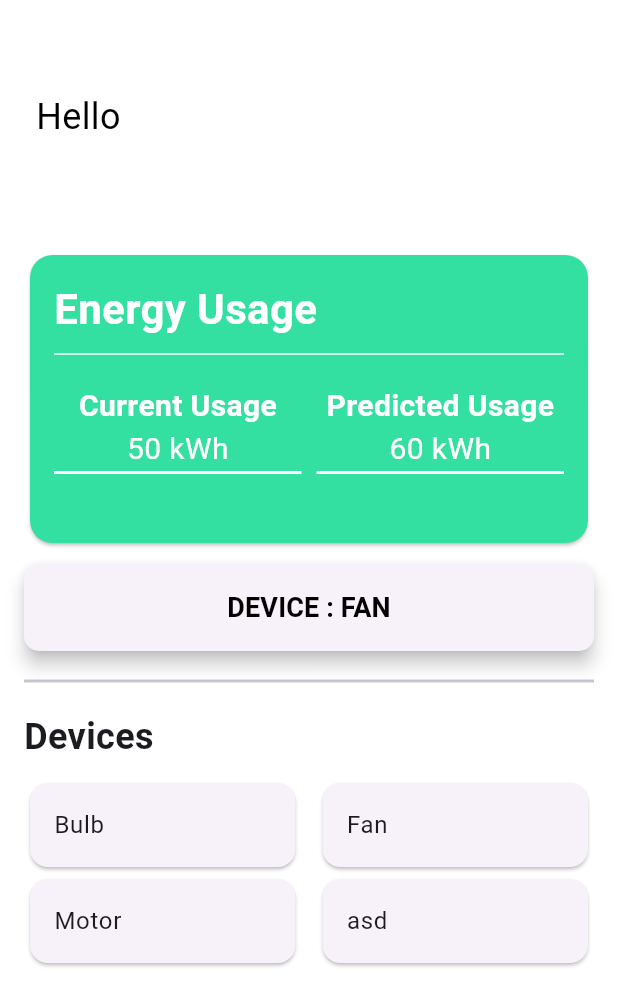
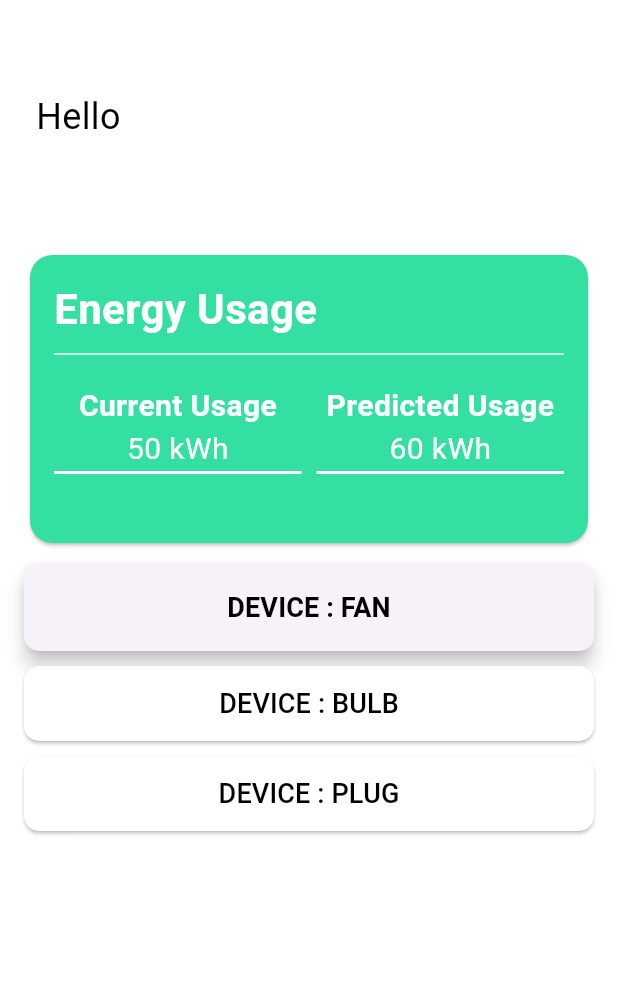
Before and after one commit to Smart-Eco/Smart-Eco, a Flutter app: the HomeScreen screen opened directly, on a phone screen of 412 x 824 dp. Shown: the top 1006 px of the screen. Run offline on Flutter 3.47's test engine with Material 3 defaults, Android fonts, the phone set to English and light mode, and no system bars; our stand-ins replace cloud_firestore, firebase_auth, firebase_core, firebase_database, google_fonts; accounts and stored records are empty.

Commit message:
homeScreen Edited

```diff
--- a/lib/Screens/home_screen.dart
+++ b/lib/Screens/home_screen.dart
@@ -137,20 +137,45 @@ class _HomeScreenState extends State<HomeScreen> {
                 ),
               ),
               SizedBox(height: 10),
-              Divider(
-                height: 20,
-                thickness: 2,
+              Column(
+                children: [
+                  ElevatedButton(
+                    onPressed: () {
+                      // Handle button 1 press
+                    },
+                    style: ElevatedButton.styleFrom(
+                      foregroundColor: const Color.fromARGB(255, 0, 0, 0),
+                      backgroundColor: const Color.fromARGB(255, 255, 255, 255),
+                      minimumSize: Size(double.infinity, 50),
+                      shape: RoundedRectangleBorder(
+                        borderRadius: BorderRadius.circular(10),
+                      ),
+                    ),
+                    child: Text(
+                      'DEVICE : BULB',
+                      style: TextStyle(fontSize: 18),
+                    ),
+                  ),
+                  SizedBox(height: 10),
+                  ElevatedButton(
+                    onPressed: () {
+                      // Handle button 2 press
+                    },
+                    style: ElevatedButton.styleFrom(
+                      foregroundColor: const Color.fromARGB(255, 0, 0, 0),
+                      backgroundColor: const Color.fromARGB(255, 255, 255, 255),
+                      minimumSize: Size(double.infinity, 50),
+                      shape: RoundedRectangleBorder(
+                        borderRadius: BorderRadius.circular(10),
+                      ),
+                    ),
+                    child: Text(
+                      'DEVICE : PLUG',
+                      style: TextStyle(fontSize: 18),
+                    ),
+                  ),
+                ],
               ),
-              SizedBox(height: 10),
-              Text(
-                'Devices',
-                style: TextStyle(
-                  fontSize: 24,
-                  fontWeight: FontWeight.bold,
-                ),
-              ),
-              SizedBox(height: 10),
-              buildDeviceTiles(),
             ],
           ),
         ),
@@ -410,43 +435,4 @@ class _HomeScreenState extends State<HomeScreen> {
       },
     );
   }
-
-  Widget buildDeviceTiles() {
-    return ListView.builder(
-      shrinkWrap: true,
-      physics: const NeverScrollableScrollPhysics(),
-      itemCount: (devices.length / 2).ceil(),
-      itemBuilder: (context, index) {
-        return Row(
-          children: [
-            Expanded(
-              child: buildDeviceCard(devices[index * 2]),
-            ),
-            const SizedBox(width: 10),
-            Expanded(
-              child: (index * 2 + 1 < devices.length)
-                  ? buildDeviceCard(devices[index * 2 + 1])
-                  : const SizedBox(),
-            ),
-          ],
-        );
-      },
-    );
-  }
-
-  Widget buildDeviceCard(String deviceName) {
-    return Card(
-      child: ListTile(
-        title: Text(deviceName),
-        onTap: () {
-          Navigator.push(
-            context,
-            MaterialPageRoute(
-              builder: (context) => DeviceDetailsScreen(deviceName: deviceName),
-            ),
-          );
-        },
-      ),
-    );
-  }
 }
```
